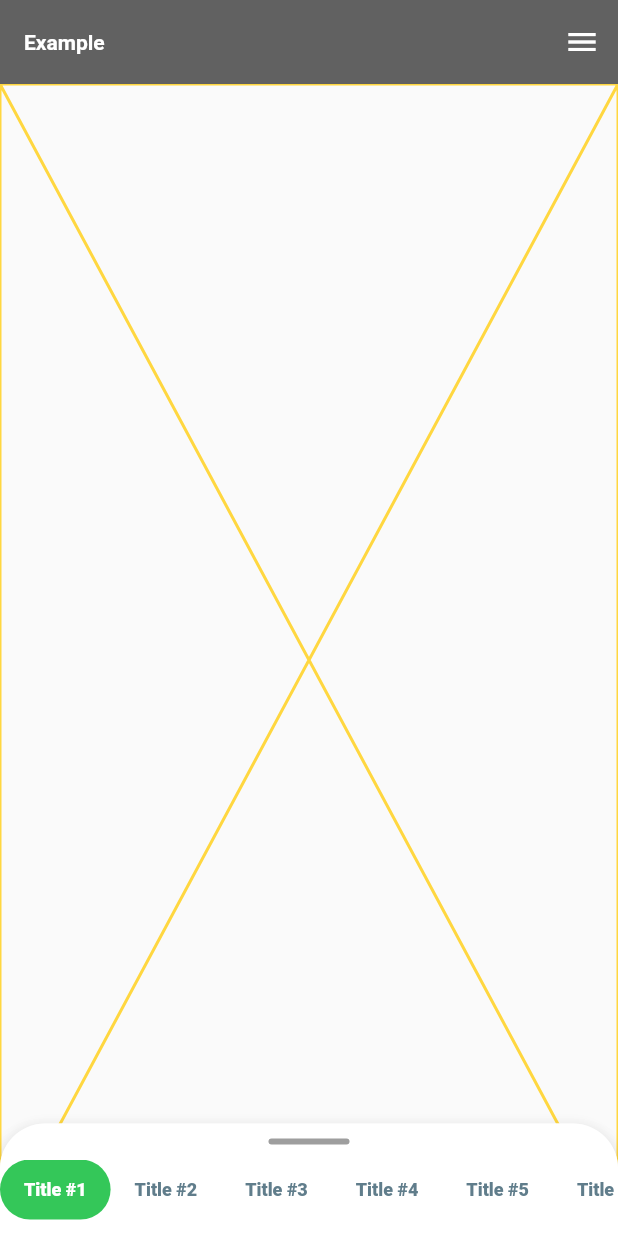
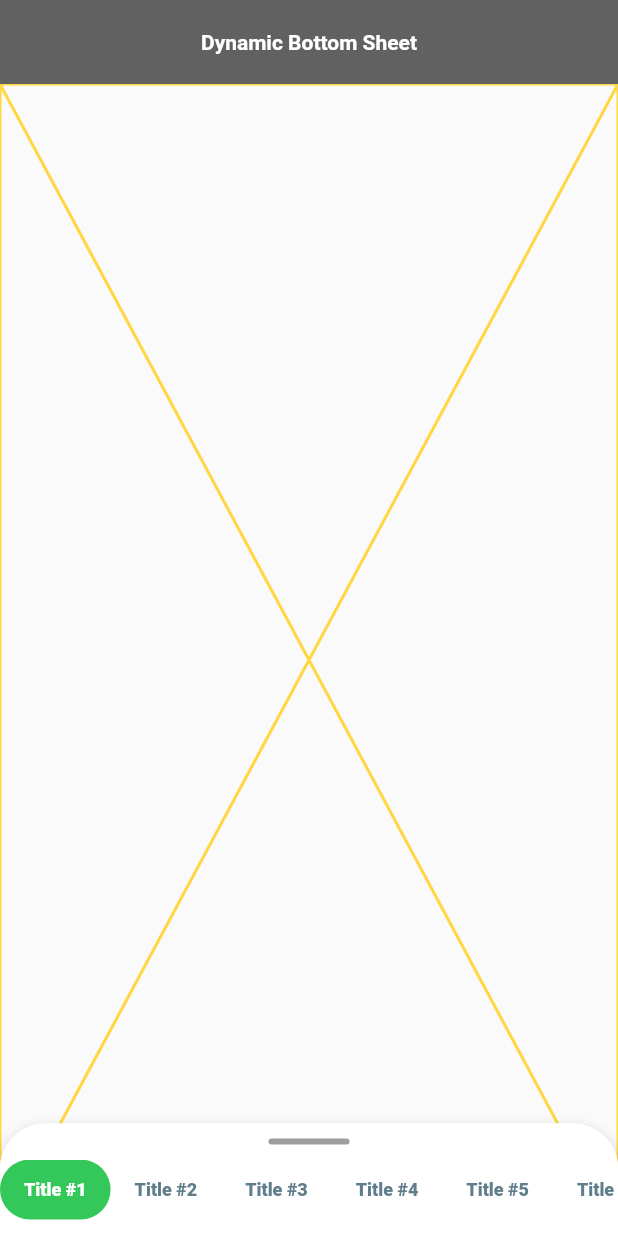
Before and after one commit to Tukhtamurodov-Sardorbek/DynamicHeightBottomSheet, a Flutter app: the screen it shows after launch, on a phone screen of 412 x 824 dp. Run offline on Flutter 3.47's test engine with Material 2 defaults, Android fonts, the light colour scheme and no system bars.

Commit message:
Code Update

```diff
--- a/lib/main.dart
+++ b/lib/main.dart
@@ -46,8 +46,6 @@ class _MyAppState extends State<MyApp> {
   final PageController pageController = PageController();
   final ScrollController listViewController = ScrollController();
 
-  var icon = Icons.menu;
-
   @override
   Widget build(BuildContext context) {
     print('');
@@ -55,20 +53,11 @@ class _MyAppState extends State<MyApp> {
     print('MAIN IS BUILT');
     return Scaffold(
       appBar: AppBar(
+        centerTitle: true,
         title: const Text(
-          "Example",
+          "Dynamic Bottom Sheet",
           style: TextStyle(color: Colors.white),
         ),
-        actions: [
-          IconButton(
-            icon: Icon(icon),
-            onPressed: () {
-              setState(() {
-                icon = icon == Icons.menu ? Icons.account_circle_outlined : Icons.menu;
-              });
-            },
-          )
-        ],
       ),
       body: DynamicBottomSheet(
         heightFactor: 0.6,
```
